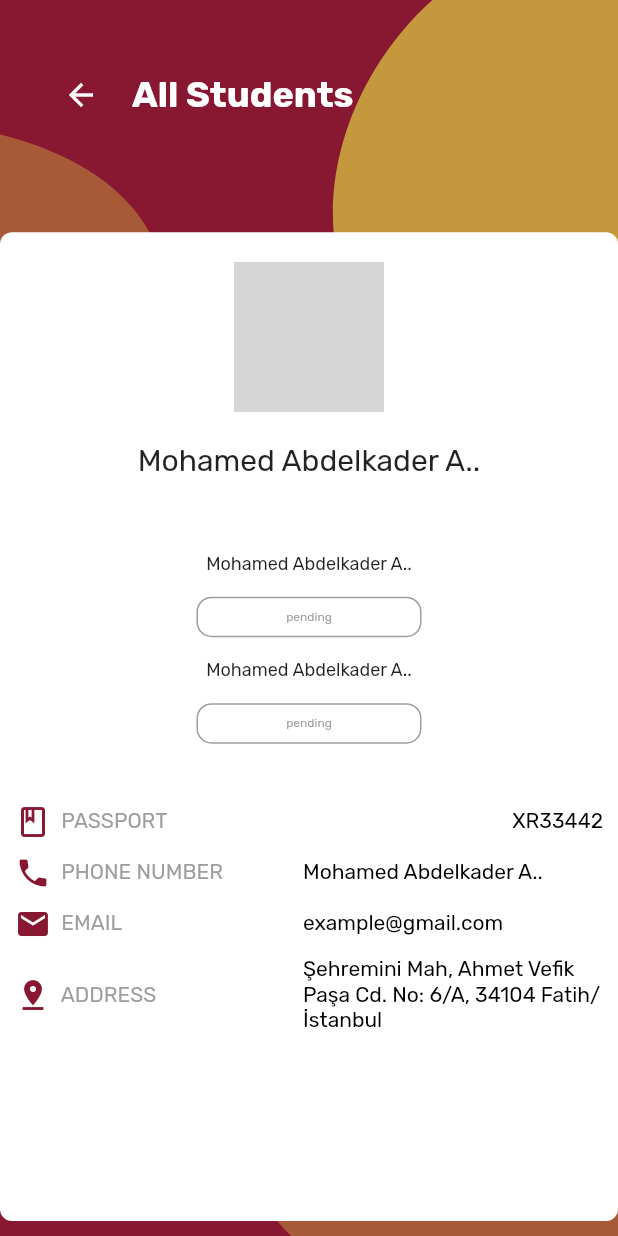
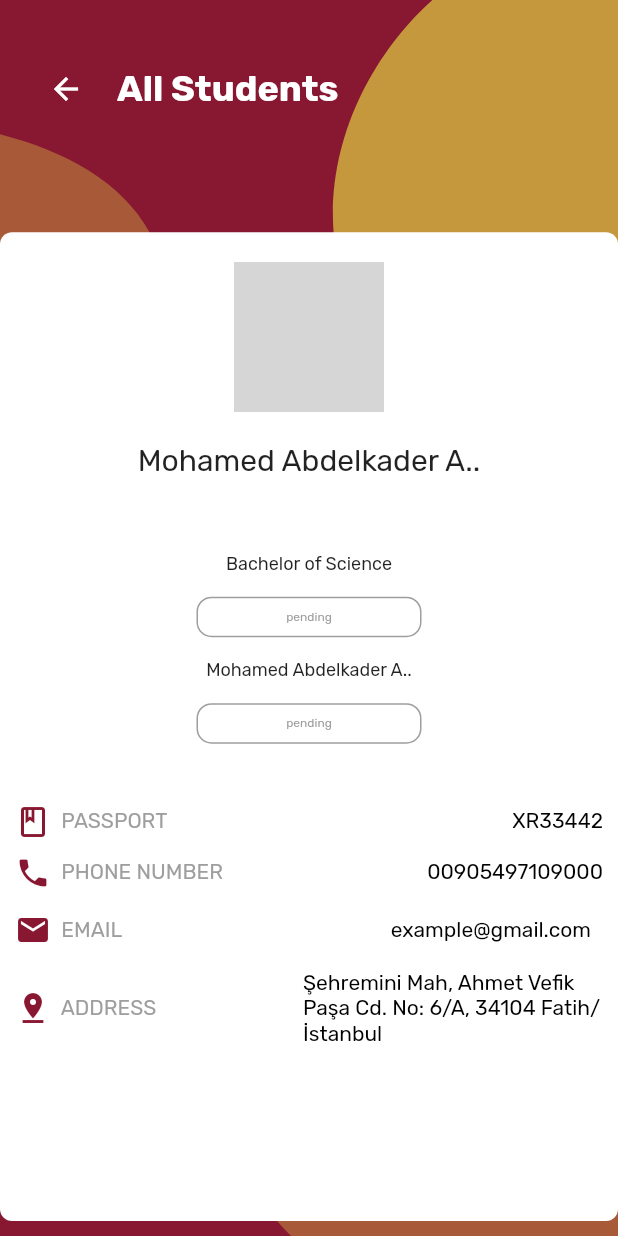
Before and after one commit to hiahmad30/OTASuniversties, a Flutter app: the AllStudents screen opened directly, after a tap on "Mohamed Abdelkader A..", on a phone screen of 412 x 824 dp. Run offline on Flutter 3.47's test engine with Material 2 defaults, Android fonts, the light colour scheme and no system bars; our stand-ins replace charts_flutter, flutter_svg, get, google_fonts; network calls fail; grey boxes are pictures that could not be loaded.

Commit message:
final updated

```diff
--- a/lib/Models/StudentsModel.dart
+++ b/lib/Models/StudentsModel.dart
@@ -7,6 +7,7 @@ class StudentModel {
   String degree;
   String passport;
   String address;
+  String phone;
   StudentModel(
       {this.status,
       this.passport,
@@ -15,7 +16,8 @@ class StudentModel {
       this.email,
       this.name,
       this.address,
-      this.photoUrl});
+      this.photoUrl,
+      this.phone});
 
   StudentModel.fromJson(Map<String, dynamic> json) {
     this.status = json['status'];
--- a/lib/Screens/AllStudents.dart
+++ b/lib/Screens/AllStudents.dart
@@ -17,10 +17,12 @@ class _AllStudentsState extends State<AllStudents> {
     StudentModel(
         status: 'pending',
         counter: 1,
+        phone: '00905497109000',
         address:
             'Şehremini Mah, Ahmet Vefik Paşa Cd. No: 6/A, 34104 Fatih/İstanbul',
         email: 'example@gmail.com',
         passport: 'XR33442',
+        degree: 'Bachelor of Science',
         name: 'Mohamed Abdelkader A..',
         photoUrl: 'https://picsum.photos/id/237/200/300'),
     StudentModel(
@@ -30,6 +32,7 @@ class _AllStudentsState extends State<AllStudents> {
         address:
             'Şehremini Mah, Ahmet Vefik Paşa Cd. No: 6/A, 34104 Fatih/İstanbul',
         email: 'example@gmail.com',
+        degree: 'Bachelor of Science',
         passport: 'XR33442',
         photoUrl: 'https://picsum.photos/id/237/200/300'),
     StudentModel(
@@ -45,6 +48,7 @@ class _AllStudentsState extends State<AllStudents> {
     StudentModel(
         status: 'Awaiting Final Acceptance',
         counter: 2,
+        degree: 'Bachelor of Science',
         address:
             'Şehremini Mah, Ahmet Vefik Paşa Cd. No: 6/A, 34104 Fatih/İstanbul',
         email: 'example@gmail.com',
--- a/lib/Screens/StudentProfile.dart
+++ b/lib/Screens/StudentProfile.dart
@@ -78,7 +78,7 @@ class _StudentProfileState extends State<StudentProfile> {
                             height: 50,
                           ),
                           Text(
-                            widget.studentModel.name,
+                            widget.studentModel.degree,
                             style: TextStyle(fontSize: 12),
                           ),
                           SizedBox(
@@ -211,7 +211,8 @@ class _StudentProfileState extends State<StudentProfile> {
                                       ),
                                       Container(
                                         width: 200,
-                                        child: Text(widget.studentModel.name,
+                                        child: Text(widget.studentModel.phone,
+                                            textAlign: TextAlign.right,
                                             style:
                                                 TextStyle(color: Colors.black)),
                                       ),
@@ -235,8 +236,8 @@ class _StudentProfileState extends State<StudentProfile> {
                                           ),
                                         ],
                                       ),
-                                      Container(
-                                        width: 200,
+                                      Padding(
+                                        padding: const EdgeInsets.all(8.0),
                                         child: Text(widget.studentModel.email,
                                             style:
                                                 TextStyle(color: Colors.black)),
@@ -280,7 +281,7 @@ class _StudentProfileState extends State<StudentProfile> {
                 ),
               ),
               Padding(
-                padding: const EdgeInsets.only(top: 39.0, left: 30),
+                padding: const EdgeInsets.only(top: 35.0, left: 20),
                 child: Column(
                   crossAxisAlignment: CrossAxisAlignment.start,
                   children: [
```
Also changed, not shown: lib/Screens/HomePage.dart (+5 -17 lines), lib/Screens/Notification.dart (+3 -17 lines), assets/logo2.png (added), assets/passport.png (added).
